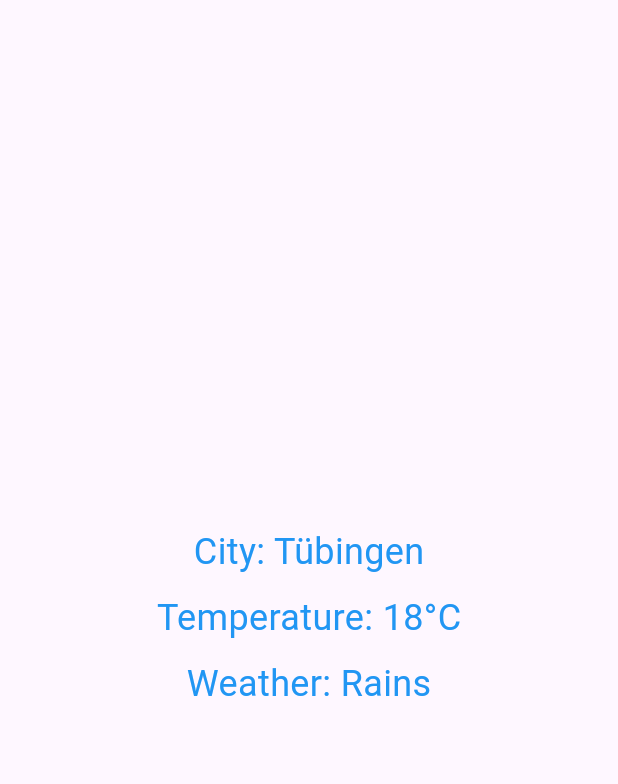
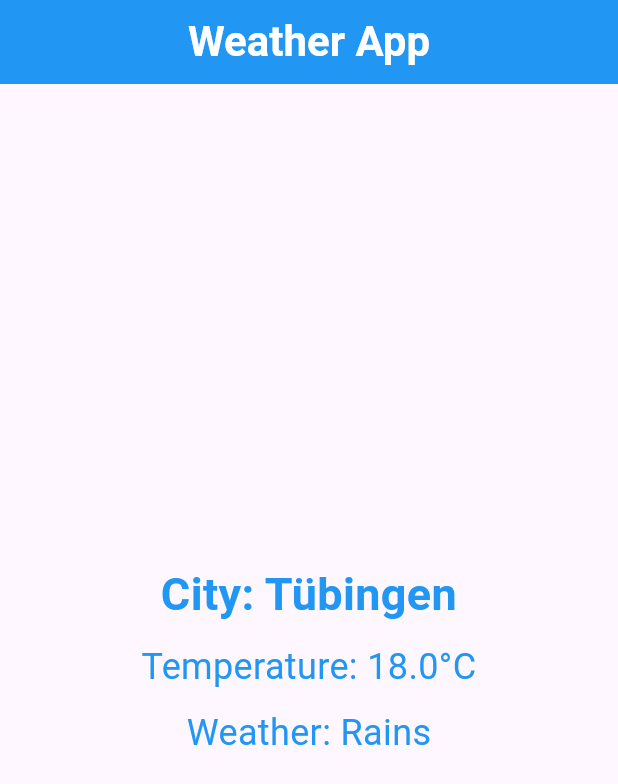
Before and after one commit to Muhannmmad/Wetter-App, a Flutter app: the screen it shows after launch, on a phone screen of 412 x 824 dp. Shown: the top 784 px of the screen. Run offline on Flutter 3.47's test engine with Material 3 defaults, Android fonts, the phone set to English and light mode, and no system bars.

Commit message:
weather class data is done

```diff
--- a/weatherApp/wetter_app/lib/main.dart
+++ b/weatherApp/wetter_app/lib/main.dart
@@ -1,52 +1,93 @@
 import 'package:flutter/material.dart';
 
+class WeatherData {
+  final String city;
+  final double temperature;
+  final String weatherCondition;
+
+  WeatherData({
+    required this.city,
+    required this.temperature,
+    required this.weatherCondition,
+  });
+}
+
 void main() {
-  runApp(const MainApp());
+  // Create an example WeatherData object
+  WeatherData exampleWeather = WeatherData(
+    city: 'Tübingen',
+    temperature: 18,
+    weatherCondition: 'Rains',
+  );
+
+  runApp(MainApp(weatherData: exampleWeather));
 }
 
 class MainApp extends StatelessWidget {
-  const MainApp({super.key});
+  final WeatherData weatherData;
+
+  const MainApp({super.key, required this.weatherData});
 
   @override
   Widget build(BuildContext context) {
-    return const MaterialApp(
-      home: WeatherApp(),
+    return MaterialApp(
+      home: WeatherApp(weatherData: weatherData),
     );
   }
 }
 
 class WeatherApp extends StatelessWidget {
-  const WeatherApp({super.key});
+  final WeatherData weatherData;
+  const WeatherApp({super.key, required this.weatherData});
 
   @override
   Widget build(BuildContext context) {
-    return const Scaffold(
+    return Scaffold(
+      appBar: AppBar(
+        title: const Text(
+          'Weather App',
+          style: TextStyle(
+            fontSize: 28,
+            color: Colors.white,
+            fontWeight: FontWeight.bold,
+          ),
+        ),
+        backgroundColor: Colors.blue,
+        centerTitle: true,
+      ),
       body: Center(
         child: Column(
           mainAxisAlignment: MainAxisAlignment.center,
           children: [
+            // Display city from WeatherData
             Text(
-              'City: Tübingen',
-              style: TextStyle(
+              'City: ${weatherData.city}',
+              style: const TextStyle(
+                color: Colors.blue,
+                fontSize: 30,
+                fontWeight: FontWeight.bold,
+              ),
+              textAlign: TextAlign.center,
+            ),
+            const SizedBox(height: 10),
+            // Display temperature from WeatherData
+            Text(
+              'Temperature: ${weatherData.temperature}°C',
+              style: const TextStyle(
                 color: Colors.blue,
                 fontSize: 24,
               ),
+              textAlign: TextAlign.center,
             ),
-            SizedBox(height: 10),
+            const SizedBox(height: 10),
+            // Display weather condition from WeatherData
             Text(
-              'Temperature: 18°C',
-              style: TextStyle(
+              'Weather: ${weatherData.weatherCondition}',
+              style: const TextStyle(
                 color: Colors.blue,
                 fontSize: 24,
               ),
-            ),
-            SizedBox(height: 10),
-            Text(
-              'Weather: Rains',
-              style: TextStyle(
-                color: Colors.blue,
-                fontSize: 24,
-              ),
+              textAlign: TextAlign.center,
             ),
           ],
         ),
```
